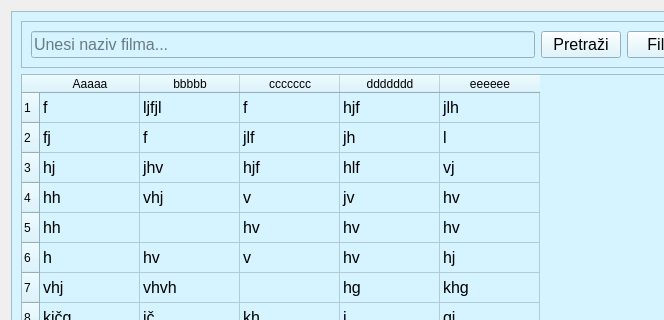
The window that I_godina/I_semestar/Osnove_Programiranja/Projekat/Screens/Films/FilmsScreenDesign.ui (MihajloMilojevic/FTN) describes before a commit, drawn with Qt 5; both pictures show x 0 to 664 and y 0 to 320 of the 1044 by 599 pixel window.
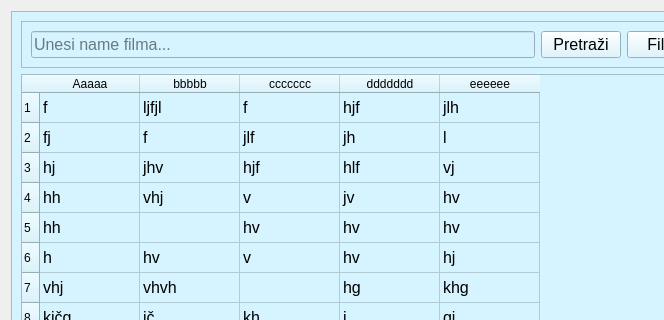
The same window after the commit.

The edit to the form file:
```diff
--- a/I_godina/I_semestar/Osnove_Programiranja/Projekat/Screens/Films/FilmsScreenDesign.ui
+++ b/I_godina/I_semestar/Osnove_Programiranja/Projekat/Screens/Films/FilmsScreenDesign.ui
@@ -61,7 +61,7 @@
               </font>
              </property>
              <property name="placeholderText">
-              <string>Unesi naziv filma...</string>
+              <string>Unesi name filma...</string>
              </property>
             </widget>
            </item>
```
